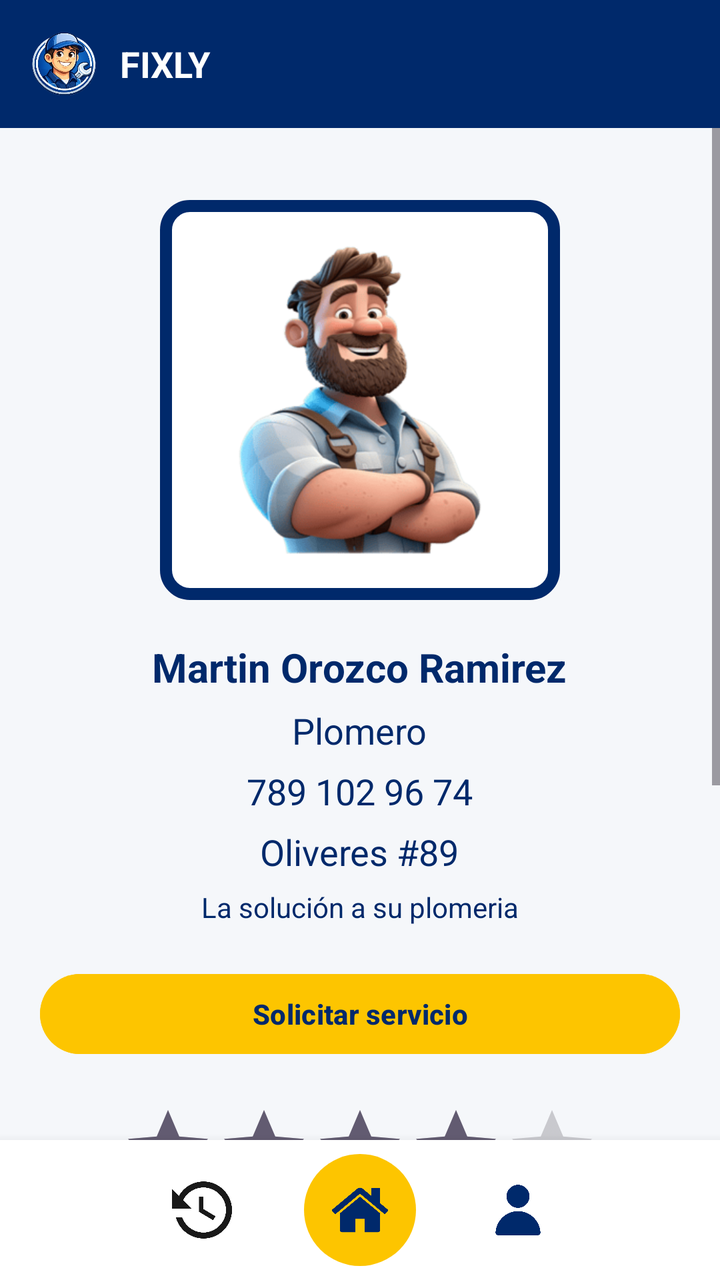
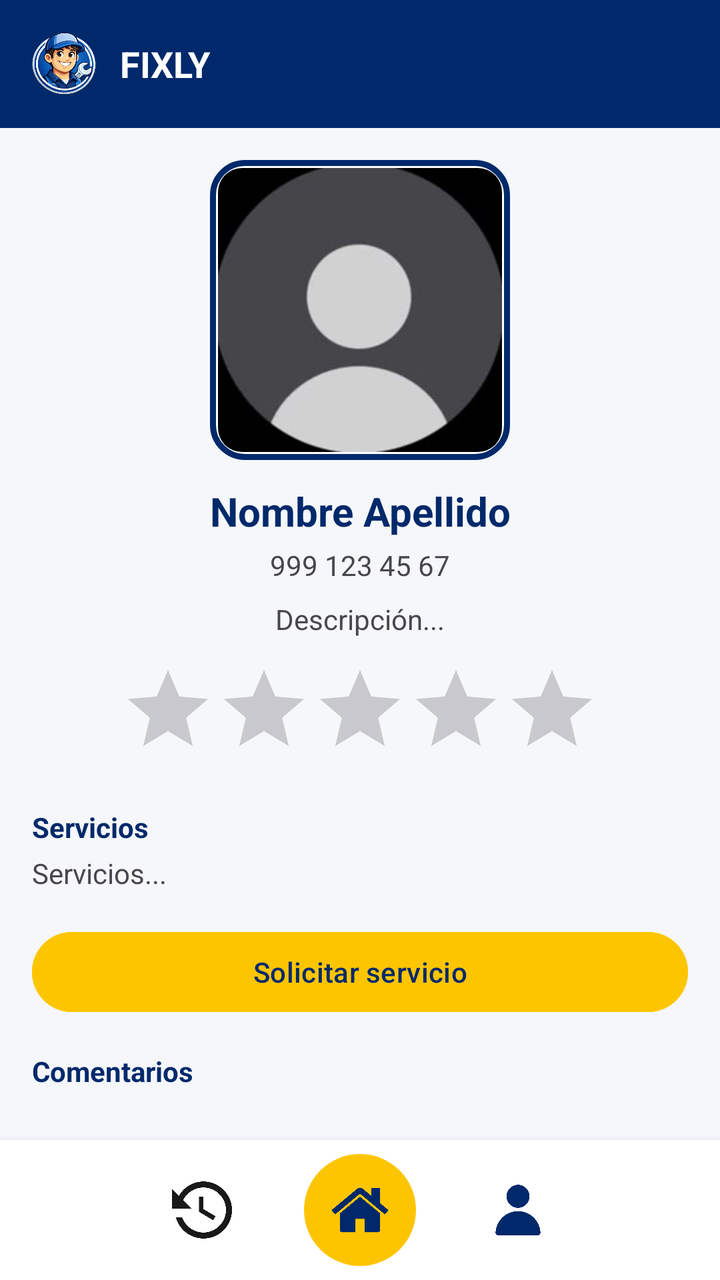

The first picture is an Android layout as it rendered before a commit; the second is the same layout after the commit. The layout source and the unified diff follow.
<!-- AndroidManifest.xml: application theme Theme.Fixly -->
<!-- res/layout/perfil_proveedor.xml -->
<?xml version="1.0" encoding="utf-8"?>
<LinearLayout
    xmlns:android="http://schemas.android.com/apk/res/android"
    android:id="@+id/main"
    android:layout_width="match_parent"
    android:layout_height="match_parent"
    android:orientation="vertical"
    android:background="#f5f7fa">

    <include layout="@layout/header" />

    <ScrollView
        android:layout_width="match_parent"
        android:layout_height="0dp"
        android:layout_weight="1">

        <LinearLayout
            android:layout_width="match_parent"
            android:layout_height="wrap_content"
            android:orientation="vertical"
            android:gravity="center_horizontal"
            android:padding="20dp">

            <FrameLayout
                android:layout_width="200dp"
                android:layout_height="200dp"
                android:layout_marginTop="16dp"
                android:background="@drawable/borde_foto"
                android:padding="8dp">

                <ImageView
                    android:layout_width="match_parent"
                    android:layout_height="match_parent"
                    android:src="@drawable/foto_perfil"
                    android:scaleType="centerCrop"/>

            </FrameLayout>

            <TextView
                android:layout_width="wrap_content"
                android:layout_height="wrap_content"
                android:text="Martin Orozco Ramirez"
                android:textStyle="bold"
                android:textSize="20sp"
                android:textColor="#00296b"
                android:layout_marginTop="20dp"/>

            <TextView
                android:layout_width="wrap_content"
                android:layout_height="wrap_content"
                android:text="Plomero"
                android:textSize="18sp"
                android:textColor="#00296b"
                android:layout_marginTop="6dp"/>

            <TextView
                android:layout_width="wrap_content"
                android:layout_height="wrap_content"
                android:text="789 102 96 74"
                android:textSize="18sp"
                android:textColor="#00296b"
                android:layout_marginTop="6dp"/>

            <TextView
                android:layout_width="wrap_content"
                android:layout_height="wrap_content"
                android:text="Oliveres #89"
                android:textSize="18sp"
                android:textColor="#00296b"
                android:layout_marginTop="6dp"/>

            <TextView
                android:layout_width="wrap_content"
                android:layout_height="wrap_content"
                android:text="La solución a su plomeria"
                android:textSize="14sp"
                android:textColor="#00296b"
                android:layout_marginTop="6dp"/>

            <Button
                android:id="@+id/btnVerMas"
                android:layout_width="match_parent"
                android:layout_height="48dp"
                android:text="Solicitar servicio"
                android:textAllCaps="false"
                android:textColor="#00296b"
                android:textStyle="bold"
                android:backgroundTint="#fdc500"
                android:layout_marginTop="20dp"/>

            <RatingBar
                android:layout_width="wrap_content"
                android:layout_height="wrap_content"
                android:numStars="5"
                android:rating="4"
                android:stepSize="1"
                android:isIndicator="true"
                android:layout_marginTop="20dp"/>

            <TextView
                android:layout_width="match_parent"
                android:layout_height="wrap_content"
                android:text="Comentarios"
                android:textStyle="bold"
                android:textSize="18sp"
                android:textColor="#00296b"
                android:layout_marginTop="20dp"
                android:layout_marginBottom="10dp"/>

            <LinearLayout
                android:layout_width="match_parent"
                android:layout_height="wrap_content"
                android:background="#ffffff"
                android:padding="12dp"
                android:layout_marginBottom="10dp"
                android:elevation="2dp"
                android:orientation="vertical">

                <TextView
                    android:text="Juan Perez"
                    android:textStyle="bold"
                    android:textColor="#00296b"
                    android:textSize="14sp"
                    android:layout_width="wrap_content"
                    android:layout_height="wrap_content"/>

                <TextView
                    android:text="Excelente servicio, muy rápido y profesional."
                    android:textSize="14sp"
                    android:layout_width="wrap_content"
                    android:layout_height="wrap_content"/>
            </LinearLayout>

            <LinearLayout
                android:layout_width="match_parent"
                android:layout_height="wrap_content"
                android:background="#ffffff"
                android:padding="12dp"
                android:layout_marginBottom="10dp"
                android:elevation="2dp"
                android:orientation="vertical">

                <TextView
                    android:text="Maria Lopez"
                    android:textStyle="bold"
                    android:textColor="#00296b"
                    android:textSize="14sp"
                    android:layout_width="wrap_content"
                    android:layout_height="wrap_content"/>

                <TextView
                    android:text="Me arregló una fuga en minutos. Muy recomendado."
                    android:textSize="14sp"
                    android:layout_width="wrap_content"
                    android:layout_height="wrap_content"/>
            </LinearLayout>

        </LinearLayout>

    </ScrollView>

    <include layout="@layout/bottom_nav" />

</LinearLayout>
<!-- res/layout/header.xml (included above) -->
<?xml version="1.0" encoding="utf-8"?>
<LinearLayout xmlns:android="http://schemas.android.com/apk/res/android"
    android:id="@+id/header_container"
    android:layout_width="match_parent"
    android:layout_height="64dp"
    android:background="@color/azul_fixly"
    android:gravity="center_vertical"
    android:paddingHorizontal="16dp">

    <ImageView
        android:layout_width="32dp"
        android:layout_height="32dp"
        android:src="@drawable/logo"
        android:scaleType="fitCenter" />

    <TextView
        android:layout_width="wrap_content"
        android:layout_height="wrap_content"
        android:text="FIXLY"
        android:textColor="@android:color/white"
        android:textSize="18sp"
        android:textStyle="bold"
        android:layout_marginStart="12dp" />

</LinearLayout>
<!-- res/layout/bottom_nav.xml (included above) -->
<?xml version="1.0" encoding="utf-8"?>
<LinearLayout xmlns:android="http://schemas.android.com/apk/res/android"
    xmlns:app="http://schemas.android.com/apk/res-auto"
    android:id="@+id/bottom_container"
    android:layout_width="match_parent"
    android:layout_height="70dp"
    android:background="@android:color/white"
    android:elevation="8dp"
    android:gravity="center"
    android:orientation="horizontal">

    <ImageView
        android:layout_width="30dp"
        android:layout_height="30dp"
        android:src="@drawable/icono_solicitudes" />

    <FrameLayout
        android:layout_width="56dp"
        android:layout_height="56dp"
        android:layout_marginHorizontal="36dp"
        android:background="@drawable/bg_home">

        <ImageView
            android:layout_width="28dp"
            android:layout_height="28dp"
            android:layout_gravity="center"
            android:src="@drawable/icono_home"
            app:tint="#00296b" />
    </FrameLayout>

    <ImageView
        android:layout_width="30dp"
        android:layout_height="30dp"
        android:src="@drawable/icono_usuario"
        app:tint="#00296b" />

</LinearLayout>
<!-- resources referenced by this layout -->
<resources>
  <color name="azul_fixly">#00296b</color>
  <!-- drawable bg_home (drawable) -->
  <?xml version="1.0" encoding="utf-8"?>
  <shape xmlns:android="http://schemas.android.com/apk/res/android"
      android:shape="oval">
      <solid android:color="#fdc500"/>
  </shape>
  <!-- drawable borde_foto (drawable) -->
  <shape xmlns:android="http://schemas.android.com/apk/res/android">
  
      <solid android:color="#ffffff"/>
  
      <stroke
          android:width="6dp"
          android:color="#00296b"/>
  
      <corners android:radius="12dp"/>
  
  </shape>
  <!-- drawable foto_perfil: png bitmap (drawable, 24115 bytes) -->
  <!-- drawable icono_home: png bitmap (drawable, 9640 bytes) -->
  <!-- drawable icono_solicitudes: png bitmap (drawable, 14988 bytes) -->
  <!-- drawable icono_usuario: png bitmap (drawable, 6687 bytes) -->
  <!-- drawable logo: png bitmap (drawable, 142083 bytes) -->
  <style name="Theme.Fixly" parent="Base.Theme.Fixly" />
  <style name="Base.Theme.Fixly" parent="Theme.Material3.DayNight.NoActionBar">
          
          
      </style>
</resources>

<!-- the commit's change to res/layout/perfil_proveedor.xml (unified diff, before → after) -->
@@ -1,13 +1,13 @@
 <?xml version="1.0" encoding="utf-8"?>
 <LinearLayout
     xmlns:android="http://schemas.android.com/apk/res/android"
-    android:id="@+id/main"
+    android:id="@+id/layout_principal_perfil_proveedor"
     android:layout_width="match_parent"
     android:layout_height="match_parent"
     android:orientation="vertical"
-    android:background="#f5f7fa">
-
-    <include layout="@layout/header" />
+    android:background="@color/gris_fondo">
+
+    <include layout="@layout/header"/>
 
     <ScrollView
         android:layout_width="match_parent"
@@ -15,151 +15,129 @@
         android:layout_weight="1">
 
         <LinearLayout
+            android:id="@+id/contenedor_contenido_perfil"
             android:layout_width="match_parent"
             android:layout_height="wrap_content"
             android:orientation="vertical"
-            android:gravity="center_horizontal"
-            android:padding="20dp">
-
+            android:padding="16dp">
+
+            
             <FrameLayout
-                android:layout_width="200dp"
-                android:layout_height="200dp"
-                android:layout_marginTop="16dp"
-                android:background="@drawable/borde_foto"
-                android:padding="8dp">
+                android:layout_width="150dp"
+                android:layout_height="150dp"
+                android:layout_gravity="center"
+                android:background="@drawable/fondo_imagen_redondeada"
+                android:padding="4dp">
 
                 <ImageView
+                    android:id="@+id/imagen_proveedor"
                     android:layout_width="match_parent"
                     android:layout_height="match_parent"
-                    android:src="@drawable/foto_perfil"
-                    android:scaleType="centerCrop"/>
-
+                    android:scaleType="centerCrop"
+                    android:background="@drawable/imagen_redondeada"
+                    android:clipToOutline="true"
+                    android:src="@drawable/ic_usuario_placeholder"/>
             </FrameLayout>
 
-            <TextView
-                android:layout_width="wrap_content"
-                android:layout_height="wrap_content"
-                android:text="Martin Orozco Ramirez"
+            
+            <TextView
+                android:id="@+id/texto_nombre_proveedor"
+                android:layout_width="match_parent"
+                android:layout_height="wrap_content"
+                android:text="Nombre Apellido"
                 android:textStyle="bold"
                 android:textSize="20sp"
-                android:textColor="#00296b"
-                android:layout_marginTop="20dp"/>
-
-            <TextView
+                android:textColor="@color/azul_fixly"
+                android:gravity="center"
+                android:layout_marginTop="12dp"/>
+
+            
+            <TextView
+                android:id="@+id/texto_telefono_proveedor"
+                android:layout_width="match_parent"
+                android:layout_height="wrap_content"
+                android:text="999 123 45 67"
+                android:gravity="center"
+                android:layout_marginTop="4dp"/>
+
+            
+            <TextView
+                android:id="@+id/texto_descripcion_proveedor"
+                android:layout_width="match_parent"
+                android:layout_height="wrap_content"
+                android:text="Descripción..."
+                android:gravity="center"
+                android:layout_marginTop="8dp"/>
+
+            
+            <RatingBar
+                android:id="@+id/rating_proveedor"
                 android:layout_width="wrap_content"
                 android:layout_height="wrap_content"
-                android:text="Plomero"
-                android:textSize="18sp"
-                android:textColor="#00296b"
-                android:layout_marginTop="6dp"/>
-
-            <TextView
+                android:numStars="5"
+                android:stepSize="0.5"
+                android:isIndicator="true"
+                android:layout_gravity="center"
+                android:layout_marginTop="12dp"/>
+
+            
+            <TextView
+                android:id="@+id/titulo_servicios"
                 android:layout_width="wrap_content"
                 android:layout_height="wrap_content"
-                android:text="789 102 96 74"
-                android:textSize="18sp"
-                android:textColor="#00296b"
-                android:layout_marginTop="6dp"/>
-
-            <TextView
+                android:text="Servicios"
+                android:textStyle="bold"
+                android:textColor="@color/azul_fixly"
+                android:layout_marginTop="16dp"/>
+
+            <TextView
+                android:id="@+id/texto_servicios_proveedor"
+                android:layout_width="match_parent"
+                android:layout_height="wrap_content"
+                android:text="Servicios..."
+                android:layout_marginTop="4dp"/>
+
+            
+            <Button
+                android:id="@+id/boton_solicitar_servicio"
+                android:layout_width="match_parent"
+                android:layout_height="wrap_content"
+                android:text="Solicitar servicio"
+                android:backgroundTint="@color/amarillo_fixly"
+                android:textColor="@color/azul_fixly"
+                android:layout_marginTop="16dp"/>
+
+            
+            <TextView
+                android:id="@+id/titulo_comentarios"
                 android:layout_width="wrap_content"
-                android:layout_height="wrap_content"
-                android:text="Oliveres #89"
-                android:textSize="18sp"
-                android:textColor="#00296b"
-                android:layout_marginTop="6dp"/>
-
-            <TextView
-                android:layout_width="wrap_content"
-                android:layout_height="wrap_content"
-                android:text="La solución a su plomeria"
-                android:textSize="14sp"
-                android:textColor="#00296b"
-                android:layout_marginTop="6dp"/>
-
-            <Button
-                android:id="@+id/btnVerMas"
-                android:layout_width="match_parent"
-                android:layout_height="48dp"
-                android:text="Solicitar servicio"
-                android:textAllCaps="false"
-                android:textColor="#00296b"
-                android:textStyle="bold"
-                android:backgroundTint="#fdc500"
-                android:layout_marginTop="20dp"/>
-
-            <RatingBar
-                android:layout_width="wrap_content"
-                android:layout_height="wrap_content"
-                android:numStars="5"
-                android:rating="4"
-                android:stepSize="1"
-                android:isIndicator="true"
-                android:layout_marginTop="20dp"/>
-
-            <TextView
-                android:layout_width="match_parent"
                 android:layout_height="wrap_content"
                 android:text="Comentarios"
                 android:textStyle="bold"
-                android:textSize="18sp"
-                android:textColor="#00296b"
-                android:layout_marginTop="20dp"
-                android:layout_marginBottom="10dp"/>
-
-            <LinearLayout
-                android:layout_width="match_parent"
-                android:layout_height="wrap_content"
-                android:background="#ffffff"
-                android:padding="12dp"
-                android:layout_marginBottom="10dp"
-                android:elevation="2dp"
-                android:orientation="vertical">
-
-                <TextView
-                    android:text="Juan Perez"
-                    android:textStyle="bold"
-                    android:textColor="#00296b"
-                    android:textSize="14sp"
-                    android:layout_width="wrap_content"
-                    android:layout_height="wrap_content"/>
-
-                <TextView
-                    android:text="Excelente servicio, muy rápido y profesional."
-                    android:textSize="14sp"
-                    android:layout_width="wrap_content"
-                    android:layout_height="wrap_content"/>
-            </LinearLayout>
-
-            <LinearLayout
-                android:layout_width="match_parent"
-                android:layout_height="wrap_content"
-                android:background="#ffffff"
-                android:padding="12dp"
-                android:layout_marginBottom="10dp"
-                android:elevation="2dp"
-                android:orientation="vertical">
-
-                <TextView
-                    android:text="Maria Lopez"
-                    android:textStyle="bold"
-                    android:textColor="#00296b"
-                    android:textSize="14sp"
-                    android:layout_width="wrap_content"
-                    android:layout_height="wrap_content"/>
-
-                <TextView
-                    android:text="Me arregló una fuga en minutos. Muy recomendado."
-                    android:textSize="14sp"
-                    android:layout_width="wrap_content"
-                    android:layout_height="wrap_content"/>
-            </LinearLayout>
+                android:textColor="@color/azul_fixly"
+                android:layout_marginTop="16dp"/>
+
+            <TextView
+                android:id="@+id/texto_sin_comentarios"
+                android:layout_width="match_parent"
+                android:layout_height="wrap_content"
+                android:text="Aún no hay comentarios"
+                android:gravity="center"
+                android:visibility="gone"
+                android:layout_marginTop="8dp"/>
+
+            <androidx.recyclerview.widget.RecyclerView
+                android:id="@+id/lista_comentarios"
+                android:layout_width="match_parent"
+                android:layout_height="wrap_content"
+                android:nestedScrollingEnabled="false"
+                android:layout_marginTop="8dp"/>
 
         </LinearLayout>
 
     </ScrollView>
 
-    <include layout="@layout/bottom_nav" />
+    <include layout="@layout/bottom_nav"/>
 
 </LinearLayout>
 <!-- res/layout/header.xml (included above) -->
<!-- resource entries referenced after the edit -->
@@ -1,28 +1,33 @@
 <!-- resources referenced by this layout -->
 <resources>
+  <color name="amarillo_fixly">#fdc500</color>
   <color name="azul_fixly">#00296b</color>
+  <color name="gris_fondo">#f5f7fa</color>
   <!-- drawable bg_home (drawable) -->
   <?xml version="1.0" encoding="utf-8"?>
   <shape xmlns:android="http://schemas.android.com/apk/res/android"
       android:shape="oval">
       <solid android:color="#fdc500"/>
   </shape>
-  <!-- drawable borde_foto (drawable) -->
+  <!-- drawable fondo_imagen_redondeada (drawable) -->
   <shape xmlns:android="http://schemas.android.com/apk/res/android">
-  
-      <solid android:color="#ffffff"/>
+      <solid android:color="#FFFFFF"/>
   
       <stroke
-          android:width="6dp"
-          android:color="#00296b"/>
+          android:width="3dp"
+          android:color="@color/azul_fixly"/>
   
-      <corners android:radius="12dp"/>
-  
+      <corners android:radius="16dp"/>
   </shape>
-  <!-- drawable foto_perfil: png bitmap (drawable, 24115 bytes) -->
+  <!-- drawable ic_usuario_placeholder: jpg bitmap (drawable, 3624 bytes) -->
   <!-- drawable icono_home: png bitmap (drawable, 9640 bytes) -->
   <!-- drawable icono_solicitudes: png bitmap (drawable, 14988 bytes) -->
   <!-- drawable icono_usuario: png bitmap (drawable, 6687 bytes) -->
+  <!-- drawable imagen_redondeada (drawable) -->
+  <shape xmlns:android="http://schemas.android.com/apk/res/android">
+      <corners android:radius="12dp"/>
+      <solid android:color="#FFFFFF"/>
+  </shape>
   <!-- drawable logo: png bitmap (drawable, 142083 bytes) -->
   <style name="Theme.Fixly" parent="Base.Theme.Fixly" />
   <style name="Base.Theme.Fixly" parent="Theme.Material3.DayNight.NoActionBar">
